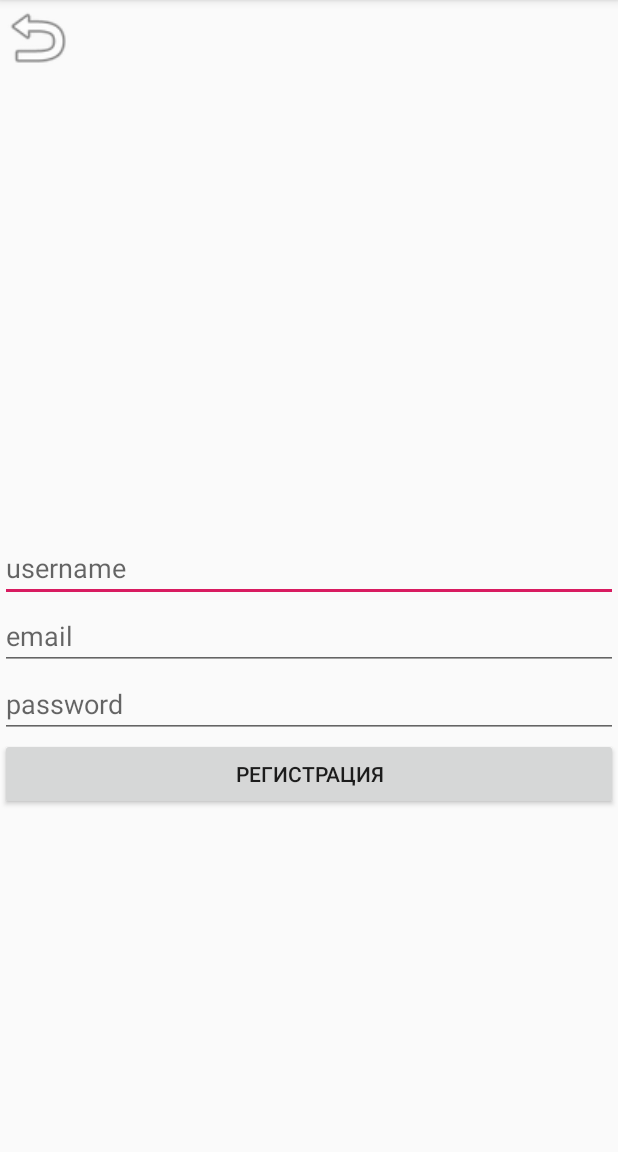
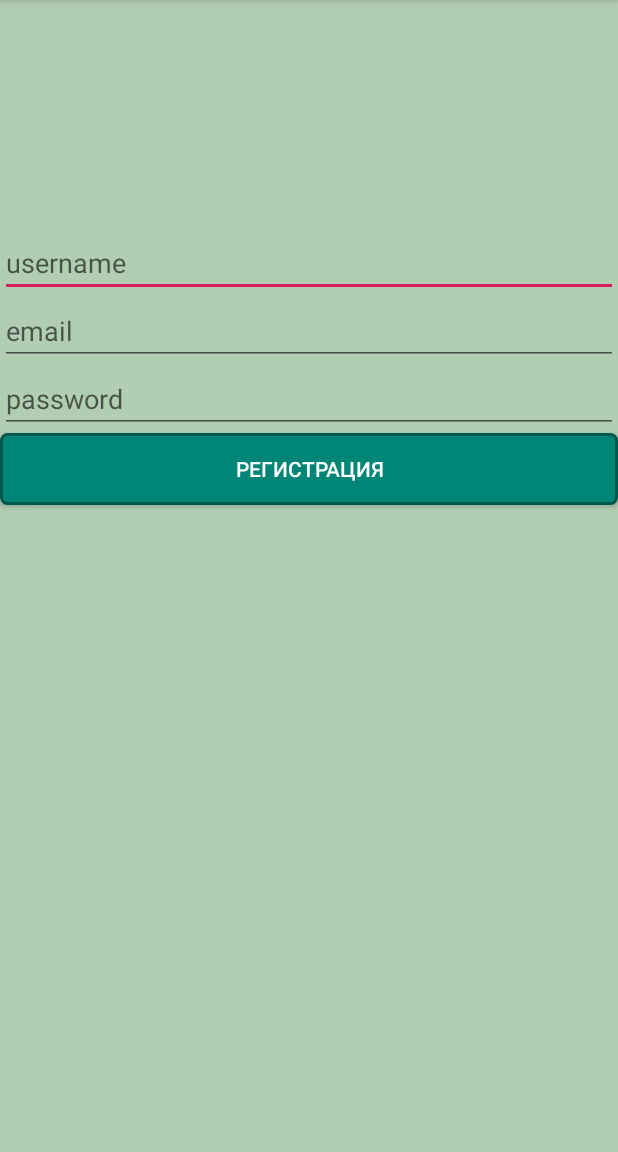
Before and after one commit to Elizaneu/ShoppingList, an Android app: the RegistrationActivity screen opened directly, with no data from a screen before it, on a phone screen of 412 x 824 dp, the part 84-1236 px from its top. Run offline under Robolectric (Android 15) with nearby library versions, the phone set to English and light mode, and no system bars.

Commit message:
Поменяли разметку

```diff
--- a/Shopping List/app/src/main/java/com/example/shoppinglist/ListActivity.java
+++ b/Shopping List/app/src/main/java/com/example/shoppinglist/ListActivity.java
@@ -23,8 +23,6 @@ import org.json.JSONObject;
 
 import java.io.*;
 import java.net.HttpURLConnection;
-import java.net.MalformedURLException;
-import java.net.ProtocolException;
 import java.net.URL;
 import java.util.ArrayList;
 
@@ -270,7 +268,7 @@ public class ListActivity extends AppCompatActivity implements View.OnClickListe
             public void DeleteButtonClick(final int position) {
                 AlertDialog.Builder Delete = new AlertDialog.Builder(ListActivity.this);
                 Delete.setTitle("Delete")
-                        .setIcon(R.drawable.ic_delete_black_24dp)
+                        .setIcon(R.drawable.ic_delete_red)
                         .setMessage("Вы действительно хотите удалить список?")
                         .setPositiveButton("Да", new DialogInterface.OnClickListener() {
                             @Override
--- a/Shopping List/app/src/main/java/com/example/shoppinglist/PurchasesActivity.java
+++ b/Shopping List/app/src/main/java/com/example/shoppinglist/PurchasesActivity.java
@@ -13,7 +13,6 @@ import androidx.annotation.NonNull;
 import androidx.appcompat.app.ActionBar;
 import androidx.appcompat.app.AlertDialog;
 import androidx.appcompat.app.AppCompatActivity;
-import androidx.appcompat.widget.Toolbar;
 import androidx.recyclerview.widget.ItemTouchHelper;
 import androidx.recyclerview.widget.LinearLayoutManager;
 import androidx.recyclerview.widget.RecyclerView;
@@ -25,7 +24,6 @@ import org.json.JSONObject;
 
 import java.io.*;
 import java.net.HttpURLConnection;
-import java.net.MalformedURLException;
 import java.net.URL;
 import java.util.ArrayList;
 import java.util.Collections;
@@ -385,7 +383,7 @@ public class PurchasesActivity extends AppCompatActivity implements View.OnClick
                 if (CheckPurchases.size()!=0){
                     AlertDialog.Builder DeleteAll = new AlertDialog.Builder(this);
                     DeleteAll.setTitle("Delete")
-                            .setIcon(R.drawable.ic_delete_black_24dp)
+                            .setIcon(R.drawable.ic_delete_red)
                             .setMessage("Вы действительно хотите удалить все отмеченные покупки?")
                             .setPositiveButton("Да", new DialogInterface.OnClickListener() {
                                 @Override
--- a/Shopping List/app/src/main/java/com/example/shoppinglist/ViewHolder.java
+++ b/Shopping List/app/src/main/java/com/example/shoppinglist/ViewHolder.java
@@ -40,7 +40,7 @@ class ViewHolder extends RecyclerView.ViewHolder  {
         B_edit = itemView.findViewById(R.id.B_edit);
     }
 
-    @SuppressLint("ClickableViewAccessibility")
+    @SuppressLint({"ClickableViewAccessibility"})
     private void setListener(final ItemClickListener listener) {
         checkBox.setOnCheckedChangeListener(new CompoundButton.OnCheckedChangeListener() {
             @Override
@@ -49,7 +49,7 @@ class ViewHolder extends RecyclerView.ViewHolder  {
                     int position = getAdapterPosition();
                     if (position != RecyclerView.NO_POSITION){
                         if (isChecked)
-                            purchase.setTextColor(Color.GREEN);
+                            purchase.setTextColor(Color.parseColor(new String("#008577")));
                         else
                             purchase.setTextColor(Color.GRAY);
                         listener.CheckBoxClick(position, checkBox);
--- a/Shopping List/app/src/main/res/drawable/ic_add_button.xml
+++ b/Shopping List/app/src/main/res/drawable/ic_add_button.xml
@@ -1,4 +1,4 @@
-<vector android:height="24dp" android:tint="#3C6C26"
+<vector android:height="24dp" android:tint="@color/colorAccent"
     android:viewportHeight="24.0" android:viewportWidth="24.0"
     android:width="24dp" xmlns:android="http://schemas.android.com/apk/res/android">
     <path android:fillColor="#FF000000" android:pathData="M19,3L5,3c-1.11,0 -2,0.9 -2,2v14c0,1.1 0.89,2 2,2h14c1.1,0 2,-0.9 2,-2L21,5c0,-1.1 -0.9,-2 -2,-2zM17,13h-4v4h-2v-4L7,13v-2h4L11,7h2v4h4v2z"/>
--- /dev/null
+++ b/Shopping List/app/src/main/res/drawable/ic_add_item.xml
@@ -0,0 +1,5 @@
+<vector android:height="24dp" android:tint="#FFFFFF"
+    android:viewportHeight="24.0" android:viewportWidth="24.0"
+    android:width="24dp" xmlns:android="http://schemas.android.com/apk/res/android">
+    <path android:fillColor="#FF000000" android:pathData="M19,13h-6v6h-2v-6H5v-2h6V5h2v6h6v2z"/>
+</vector>
--- /dev/null
+++ b/Shopping List/app/src/main/res/drawable/ic_back_button.xml
@@ -0,0 +1,5 @@
+<vector android:height="24dp" android:tint="#FFFFFF"
+    android:viewportHeight="24.0" android:viewportWidth="24.0"
+    android:width="24dp" xmlns:android="http://schemas.android.com/apk/res/android">
+    <path android:fillColor="#FF000000" android:pathData="M20,11H7.83l5.59,-5.59L12,4l-8,8 8,8 1.41,-1.41L7.83,13H20v-2z"/>
+</vector>
--- a/Shopping List/app/src/main/res/drawable/ic_delete_black_24dp.xml
+++ b/Shopping List/app/src/main/res/drawable/ic_delete_red.xml
@@ -1,4 +1,4 @@
-<vector android:height="24dp" android:tint="#6C1616"
+<vector android:height="24dp" android:tint="#B31414"
     android:viewportHeight="24.0" android:viewportWidth="24.0"
     android:width="24dp" xmlns:android="http://schemas.android.com/apk/res/android">
     <path android:fillColor="#FF000000" android:pathData="M6,19c0,1.1 0.9,2 2,2h8c1.1,0 2,-0.9 2,-2V7H6v12zM19,4h-3.5l-1,-1h-5l-1,1H5v2h14V4z"/>
--- a/Shopping List/app/src/main/res/drawable/ic_exit.xml
+++ b/Shopping List/app/src/main/res/drawable/ic_exit.xml
@@ -1,4 +1,4 @@
-<vector android:height="24dp" android:tint="#74142B"
+<vector android:height="24dp" android:tint="#AD1457"
     android:viewportHeight="24.0" android:viewportWidth="24.0"
     android:width="24dp" xmlns:android="http://schemas.android.com/apk/res/android">
     <path android:fillColor="#FF000000" android:pathData="M10.09,15.59L11.5,17l5,-5 -5,-5 -1.41,1.41L12.67,11H3v2h9.67l-2.58,2.59zM19,3H5c-1.11,0 -2,0.9 -2,2v4h2V5h14v14H5v-4H3v4c0,1.1 0.89,2 2,2h14c1.1,0 2,-0.9 2,-2V5c0,-1.1 -0.9,-2 -2,-2z"/>
--- a/Shopping List/app/src/main/res/drawable/linearlayout_style.xml
+++ b/Shopping List/app/src/main/res/drawable/linearlayout_style.xml
@@ -1,12 +1,12 @@
 <shape xmlns:android="http://schemas.android.com/apk/res/android"
        android:thickness="0dp"
        android:shape="rectangle">
-    <stroke android:width="1dp"
+    <stroke android:width="0.5dp"
             android:color="@color/colorPrimaryDark"/>
     <corners android:radius="10dp" />
     <gradient
             android:startColor="#FFFFFF"
-            android:endColor="@color/colorPrimary"
+            android:endColor="#8500695C"
             android:type="linear"
             android:angle="270"/>
 </shape>
--- /dev/null
+++ b/Shopping List/app/src/main/res/drawable/start_button_design.xml
@@ -0,0 +1,11 @@
+<shape xmlns:android="http://schemas.android.com/apk/res/android"
+       android:thickness="0dp"
+       android:shape="rectangle">
+    <stroke android:width="2dp"
+            android:color="@color/colorPrimaryDark"/>
+    <corners android:radius="4dp" />
+    <gradient
+            android:startColor="@color/colorPrimary"
+            android:endColor="@color/colorPrimary"
+            android:type="linear"/>
+</shape>
--- a/Shopping List/app/src/main/res/layout/activity_purchases.xml
+++ b/Shopping List/app/src/main/res/layout/activity_purchases.xml
@@ -45,7 +45,7 @@
             android:layout_height="wrap_content"
             android:layout_gravity="bottom|end"
             android:layout_margin="@dimen/fab_margin"
-            app:srcCompat="@android:drawable/ic_input_add"
+            app:srcCompat="@drawable/ic_add_item"
             app:backgroundTint="@color/colorAccent">
     </com.google.android.material.floatingactionbutton.FloatingActionButton>
     <LinearLayout
--- a/Shopping List/app/src/main/res/layout/activity_registration.xml
+++ b/Shopping List/app/src/main/res/layout/activity_registration.xml
@@ -5,53 +5,38 @@
         xmlns:app="http://schemas.android.com/apk/res-auto"
         android:layout_width="match_parent"
         android:layout_height="match_parent"
-        tools:context=".RegistrationActivity">
+        tools:context=".RegistrationActivity"
+        android:background="@color/ColorBackground">
 
-    <Button
-            android:id="@+id/B_back"
-            android:layout_width="50dp"
-            android:layout_height="50dp"
-            app:layout_constraintStart_toStartOf="parent"
-            app:layout_constraintTop_toTopOf="parent"
-            android:background="@android:drawable/ic_menu_revert"/>
     <EditText
             android:id="@+id/ET_username"
             android:layout_width="match_parent"
             android:layout_height="wrap_content"
-            app:layout_constraintBottom_toTopOf="@+id/ET_email"
             app:layout_constraintTop_toTopOf="parent"
-            tools:layout_editor_absoluteX="0dp"
-            app:layout_constraintVertical_bias="1.0"
-            android:hint="username"/>
+            tools:layout_editor_absoluteX="16dp"
+            app:layout_constraintVertical_bias="0.211"
+            android:hint="username" app:layout_constraintBottom_toBottomOf="parent"/>
     <EditText
             android:id="@+id/ET_email"
             android:layout_width="match_parent"
             android:layout_height="wrap_content"
-            app:layout_constraintBottom_toTopOf="@+id/ET_password"
             tools:layout_editor_absoluteX="16dp"
-            android:hint="email"/>
+            android:hint="email" app:layout_constraintTop_toBottomOf="@+id/ET_username"/>
     <EditText
             android:id="@+id/ET_password"
             android:layout_width="match_parent"
             android:layout_height="wrap_content"
-            app:layout_constraintBottom_toBottomOf="parent"
             tools:layout_editor_absoluteX="16dp"
-            android:layout_marginBottom="276dp"
             android:hint="password"
-            android:inputType="textPassword"/>
+            android:inputType="textPassword" app:layout_constraintTop_toBottomOf="@+id/ET_email"/>
     <Button
             android:id="@+id/B_registration"
             android:layout_width="match_parent"
             android:layout_height="wrap_content"
             android:text="Регистрация" tools:layout_editor_absoluteX="16dp"
-            app:layout_constraintTop_toBottomOf="@+id/ET_password"/>
-    <TextView
-            android:id="@+id/TV"
-
-            android:layout_width="298dp"
-            android:layout_height="184dp"
-            app:layout_constraintStart_toStartOf="parent" app:layout_constraintEnd_toEndOf="parent"
-            app:layout_constraintBottom_toBottomOf="parent" app:layout_constraintTop_toBottomOf="@+id/B_registration"/>
+            app:layout_constraintTop_toBottomOf="@+id/ET_password"
+            android:background="@drawable/start_button_design"
+            android:textColor="#FFFFFF"/>
 
 
 </androidx.constraintlayout.widget.ConstraintLayout>
--- a/Shopping List/app/src/main/res/values/colors.xml
+++ b/Shopping List/app/src/main/res/values/colors.xml
@@ -3,4 +3,5 @@
     <color name="colorPrimary">#008577</color>
     <color name="colorPrimaryDark">#00574B</color>
     <color name="colorAccent">#D81B60</color>
+    <color name="ColorBackground">#5B2E7D32</color>
 </resources>
```
Also changed, not shown: Shopping List/app/src/main/java/com/example/shoppinglist/AuthActivity.java (+4 -6 lines), Shopping List/app/src/main/java/com/example/shoppinglist/RegistrationActivity.java (+10 -12 lines), Shopping List/app/src/main/res/layout/activity_auth.xml (+12 -12 lines), Shopping List/app/src/main/res/layout/activity_list.xml (+2 -7 lines), Shopping List/app/src/main/res/layout/list_item.xml (+7 -8 lines), Shopping List/app/src/main/res/layout/list_tool_bar.xml (+6 -6 lines), Shopping List/app/src/main/res/layout/purchases_tool_bar.xml (+10 -8 lines).
